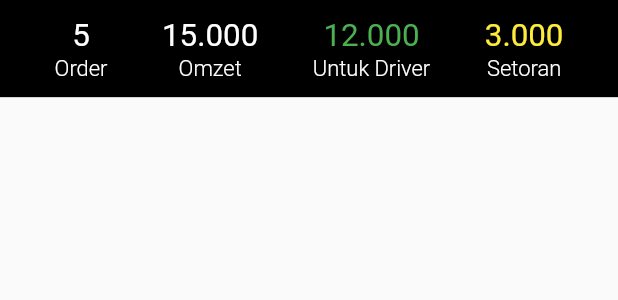
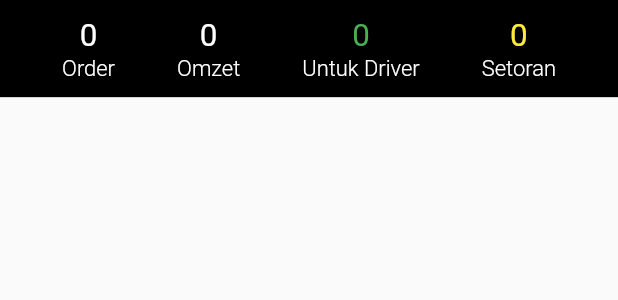
Before and after one commit to achreza/zendo_mobile_flutter, a Flutter app: the _RevenueSegment widget shown alone on an empty page, opened directly, on a phone screen of 412 x 824 dp. Shown: the top 300 px of the screen. Run offline on Flutter 3.47's test engine with Material 2 defaults, Android fonts, the phone set to English and light mode, and no system bars; our stand-ins replace device_preview, flutter_screenutil, fluttertoast, font_awesome_flutter, get, hive and 2 more; missing offline and left inert: wc_form_validators; accounts and stored records are empty; network calls fail.

Commit message:
add integration revenue in riwayat_order_view

```diff
--- a/lib/app/modules/home/controllers/home_controller.dart
+++ b/lib/app/modules/home/controllers/home_controller.dart
@@ -10,7 +10,6 @@ import 'package:zendo_mobile/app/data/services/db_service.dart';
 import 'package:zendo_mobile/app/data/services/order_service.dart';
 import 'package:zendo_mobile/app/modules/home/views/home_view.dart';
 import 'package:zendo_mobile/app/modules/home/views/profile_view.dart';
-import 'package:zendo_mobile/app/routes/app_pages.dart';
 
 class HomeController extends GetxController
     with GetSingleTickerProviderStateMixin {
--- a/lib/app/modules/riwayat-order/bindings/riwayat_order_binding.dart
+++ b/lib/app/modules/riwayat-order/bindings/riwayat_order_binding.dart
@@ -1,5 +1,7 @@
 import 'package:get/get.dart';
+import 'package:zendo_mobile/app/data/providers/auth_provider.dart';
 import 'package:zendo_mobile/app/data/providers/order_provider.dart';
+import 'package:zendo_mobile/app/data/services/auth_service.dart';
 import 'package:zendo_mobile/app/data/services/order_service.dart';
 
 import '../controllers/riwayat_order_controller.dart';
@@ -7,14 +9,10 @@ import '../controllers/riwayat_order_controller.dart';
 class RiwayatOrderBinding extends Bindings {
   @override
   void dependencies() {
-    Get.lazyPut<OrderProvider>(
-      () => OrderProvider(),
-    );
-    Get.lazyPut<OrderService>(
-      () => OrderService(),
-    );
-    Get.lazyPut<RiwayatOrderController>(
-      () => RiwayatOrderController(),
-    );
+    Get.lazyPut<OrderProvider>(() => OrderProvider());
+    Get.lazyPut<OrderService>(() => OrderService());
+    Get.lazyPut<AuthProvider>(() => AuthProvider());
+    Get.lazyPut<AuthService>(() => AuthService());
+    Get.lazyPut<RiwayatOrderController>(() => RiwayatOrderController());
   }
 }
--- a/lib/app/modules/riwayat-order/controllers/riwayat_order_controller.dart
+++ b/lib/app/modules/riwayat-order/controllers/riwayat_order_controller.dart
@@ -1,14 +1,23 @@
 import 'package:get/get.dart';
 import 'package:zendo_mobile/app/data/models/order.dart';
+import 'package:zendo_mobile/app/data/models/profile.dart';
+import 'package:zendo_mobile/app/data/services/auth_service.dart';
 import 'package:zendo_mobile/app/data/services/order_service.dart';
 
 class RiwayatOrderController extends GetxController with StateMixin {
   final OrderService _orderService = Get.find();
+  final AuthService _authService = Get.find();
+
   final RxList<Order> orders = RxList();
+  final Rx<Profile?> profile = Rx<Profile?>(null);
 
   void fetchRiwayatOrder() async {
     change(null, status: RxStatus.loading());
     orders.value = await _orderService.getHistoryOrders();
     change(null, status: RxStatus.success());
   }
+
+  void fetchProfile() async {
+    profile.value = await _authService.getProfile();
+  }
 }
--- a/lib/app/modules/riwayat-order/views/riwayat_order_view.dart
+++ b/lib/app/modules/riwayat-order/views/riwayat_order_view.dart
@@ -1,7 +1,6 @@
 import 'package:flutter/material.dart';
 import 'package:flutter_screenutil/flutter_screenutil.dart';
 import 'package:get/get.dart';
-import 'package:zendo_mobile/app/components/cards/order_card.dart';
 import 'package:zendo_mobile/app/components/lists/order_list.dart';
 
 import '../controllers/riwayat_order_controller.dart';
@@ -10,6 +9,7 @@ class RiwayatOrderView extends GetView<RiwayatOrderController> {
   @override
   Widget build(BuildContext context) {
     controller.fetchRiwayatOrder();
+    controller.fetchProfile();
     return Scaffold(
       appBar: AppBar(
         actions: [
@@ -27,17 +27,14 @@ class RiwayatOrderView extends GetView<RiwayatOrderController> {
                         decoration: BoxDecoration(
                             color: Colors.white,
                             borderRadius: BorderRadius.only(
-                                topLeft: Radius.circular(25).r,
-                                topRight: Radius.circular(25).r)),
+                                topLeft: Radius.circular(25).r, topRight: Radius.circular(25).r)),
                         child: Column(
                           crossAxisAlignment: CrossAxisAlignment.start,
                           children: [
                             Center(
                               child: Text(
                                 "Informasi",
-                                style: TextStyle(
-                                    fontSize: 20.sp,
-                                    fontWeight: FontWeight.bold),
+                                style: TextStyle(fontSize: 20.sp, fontWeight: FontWeight.bold),
                               ),
                             ),
                             Divider(
@@ -51,8 +48,7 @@ class RiwayatOrderView extends GetView<RiwayatOrderController> {
                             SizedBox(
                               height: 20.h,
                             ),
-                            Text(
-                                "Pendapatan adalah jumlah ongkos kirim dari order yang telah selesai"),
+                            Text("Pendapatan adalah jumlah ongkos kirim dari order yang telah selesai"),
                             SizedBox(
                               height: 20.h,
                             ),
@@ -81,14 +77,15 @@ class RiwayatOrderView extends GetView<RiwayatOrderController> {
 }
 
 class _RevenueSegment extends StatelessWidget {
-  const _RevenueSegment({
+  _RevenueSegment({
     Key? key,
   }) : super(key: key);
+
+  final RiwayatOrderController _controller = Get.find();
 
   @override
   Widget build(BuildContext context) {
     return Container(
-      margin: EdgeInsets.only(bottom: 10.h),
       height: 72.h,
       decoration: BoxDecoration(color: Colors.black),
       child: Row(
@@ -97,76 +94,60 @@ class _RevenueSegment extends StatelessWidget {
           Column(
             mainAxisAlignment: MainAxisAlignment.center,
             children: [
-              Text(
-                "5",
-                style: TextStyle(
-                    fontSize: 20.sp,
-                    fontWeight: FontWeight.w400,
-                    color: Colors.white),
+              Obx(
+                () => Text(
+                  _controller.profile.value?.orderCount.toString() ?? '0',
+                  style: TextStyle(fontSize: 20.sp, fontWeight: FontWeight.w400, color: Colors.white),
+                ),
               ),
               Text(
                 "Order",
-                style: TextStyle(
-                    fontSize: 14.sp,
-                    fontWeight: FontWeight.w300,
-                    color: Colors.white),
+                style: TextStyle(fontSize: 14.sp, fontWeight: FontWeight.w300, color: Colors.white),
               ),
             ],
           ),
           Column(
             mainAxisAlignment: MainAxisAlignment.center,
             children: [
-              Text(
-                "15.000",
-                style: TextStyle(
-                    fontSize: 20.sp,
-                    fontWeight: FontWeight.w400,
-                    color: Colors.white),
+              Obx(
+                () => Text(
+                  _controller.profile.value?.todayOmzet.toString() ?? '0',
+                  style: TextStyle(fontSize: 20.sp, fontWeight: FontWeight.w400, color: Colors.white),
+                ),
               ),
               Text(
                 "Omzet",
-                style: TextStyle(
-                    fontSize: 14.sp,
-                    fontWeight: FontWeight.w300,
-                    color: Colors.white),
+                style: TextStyle(fontSize: 14.sp, fontWeight: FontWeight.w300, color: Colors.white),
               ),
             ],
           ),
           Column(
             mainAxisAlignment: MainAxisAlignment.center,
             children: [
-              Text(
-                "12.000",
-                style: TextStyle(
-                    fontSize: 20.sp,
-                    fontWeight: FontWeight.w400,
-                    color: Colors.green),
+              Obx(
+                () => Text(
+                  _controller.profile.value?.todayIncome.toString() ?? '0',
+                  style: TextStyle(fontSize: 20.sp, fontWeight: FontWeight.w400, color: Colors.green),
+                ),
               ),
               Text(
                 "Untuk Driver",
-                style: TextStyle(
-                    fontSize: 14.sp,
-                    fontWeight: FontWeight.w300,
-                    color: Colors.white),
+                style: TextStyle(fontSize: 14.sp, fontWeight: FontWeight.w300, color: Colors.white),
               ),
             ],
           ),
           Column(
             mainAxisAlignment: MainAxisAlignment.center,
             children: [
-              Text(
-                "3.000",
-                style: TextStyle(
-                    fontSize: 20.sp,
-                    fontWeight: FontWeight.w400,
-                    color: Colors.yellow),
+              Obx(
+                () => Text(
+                  _controller.profile.value?.todayDeposit.toString() ?? '0',
+                  style: TextStyle(fontSize: 20.sp, fontWeight: FontWeight.w400, color: Colors.yellow),
+                ),
               ),
               Text(
                 "Setoran",
-                style: TextStyle(
-                    fontSize: 14.sp,
-                    fontWeight: FontWeight.w300,
-                    color: Colors.white),
+                style: TextStyle(fontSize: 14.sp, fontWeight: FontWeight.w300, color: Colors.white),
               ),
             ],
           ),
```
